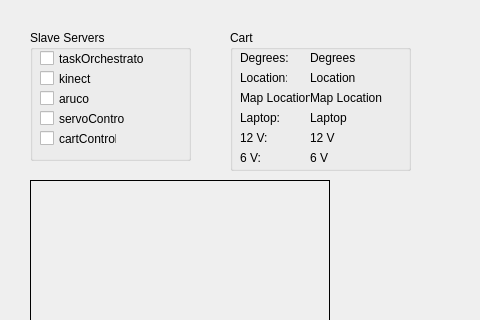
First picture: the form in gui.ui, repository FNREnterprises/navManager, before the edit; both pictures show x 0 to 480 and y 0 to 320 of the 800 by 600 pixel window.
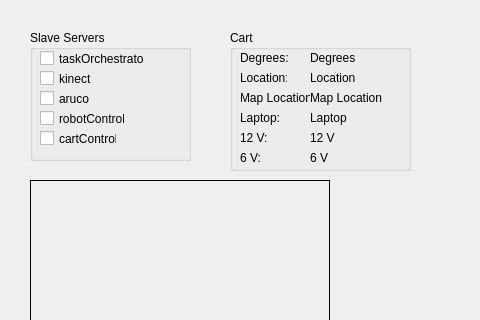
Second picture: the form after the edit.

```diff
--- a/gui.ui
+++ b/gui.ui
@@ -68,7 +68,7 @@
       </rect>
      </property>
      <property name="text">
-      <string>servoControl</string>
+      <string>robotControl</string>
      </property>
      <property name="tristate">
       <bool>true</bool>
```
Left out of the diff: 2 changed lines with no effect on the pictures.
